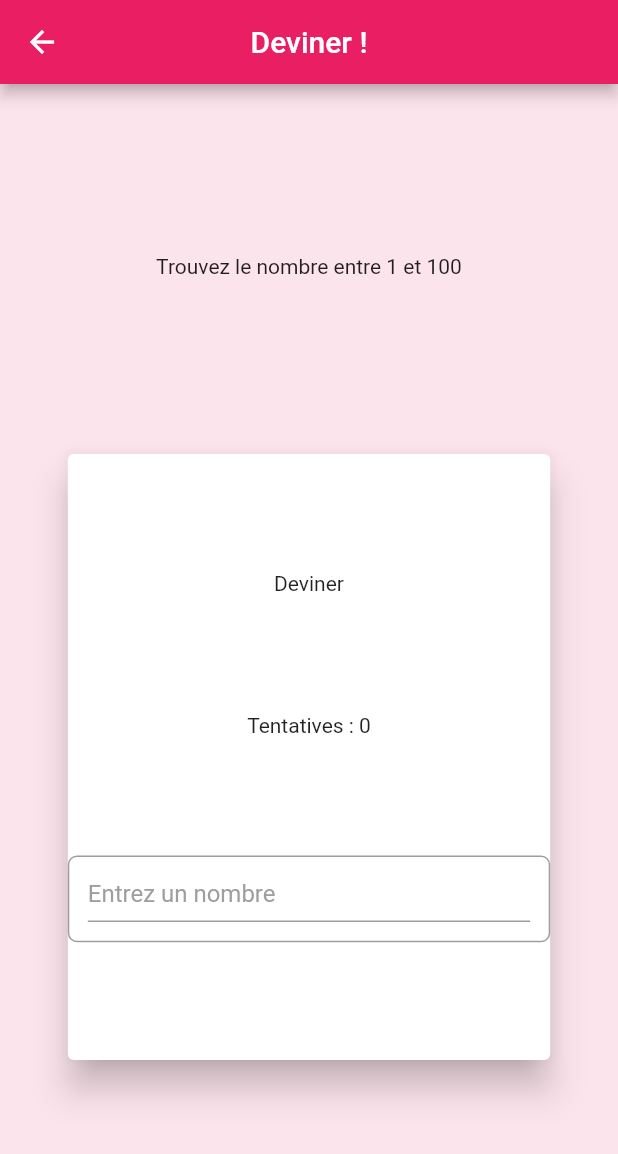
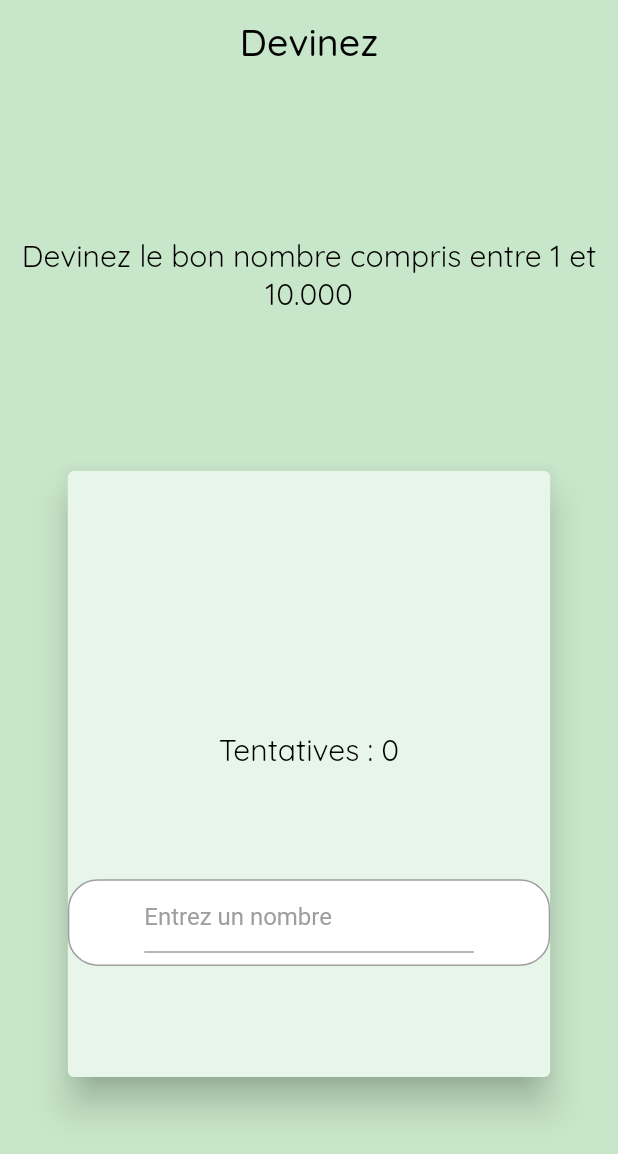
Before and after one commit to Kyrokx/guess, a Flutter app: the screen it shows after launch, after a tap on "Commencer", on a phone screen of 412 x 824 dp. Shown: the top 1154 px of the screen. Run offline on Flutter 3.47's test engine with Material 2 defaults, Android fonts, the phone set to English and light mode, and no system bars; our stand-ins replace google_fonts.

Commit message:
🧬 | commit v2

```diff
--- a/lib/jeu.dart
+++ /dev/null
@@ -1,137 +0,0 @@
-import 'dart:math';
-
-import 'package:flutter/material.dart';
-
-class Jeu extends StatefulWidget {
-  @override
-  State<StatefulWidget> createState() {
-    return new JeuState();
-  }
-}
-
-class JeuState extends State<Jeu> {
-  late TextEditingController controller;
-
-  @override
-  void initState() {
-    controller = TextEditingController()
-      ..addListener(() {
-        setState(() {});
-      });
-    print(random_number);
-    super.initState();
-  }
-
-  @override
-  void dispose() {
-    controller.dispose();
-    super.dispose();
-  }
-
-  int random_number = Random().nextInt(100);
-  String etat = 'Deviner';
-  late int tentative = 0;
-
-  @override
-  Widget build(BuildContext context) {
-    return Scaffold(
-      backgroundColor: Colors.pink.shade50,
-      appBar: new AppBar(
-        title: Text("Deviner !"),
-        centerTitle: true,
-      ),
-      body: Center(
-          child: Column(
-            mainAxisAlignment: MainAxisAlignment.spaceEvenly,
-            children: [
-              Text("Trouvez le nombre entre 1 et 100"),
-              SizedBox(
-                height: MediaQuery.of(context).size.height / 2,
-                width: MediaQuery.of(context).size.width / 1.25,
-                child: Card(
-                  elevation: 10.0,
-                  child: Column(
-                    mainAxisAlignment: MainAxisAlignment.spaceEvenly,
-                    children: [
-                      Text(etat),
-                      Text("Tentatives : ${tentative.toString()}"),
-                      Container(
-                        width: MediaQuery.of(context).size.width * 0.8,
-                        height: MediaQuery.of(context).size.height * 0.07,
-                        padding: EdgeInsets.all(
-                            MediaQuery.of(context).size.width * 0.03),
-                        decoration: BoxDecoration(
-                            borderRadius: BorderRadius.circular(6),
-                            color: Colors.white,
-                            border: Border.all(color: Colors.grey)),
-                        child: TextField(
-                          controller: controller,
-                          onSubmitted: (str) {
-                            setState(() {
-                              validation(int.parse(str));
-                              controller.clear();
-                            });
-                          },
-                          keyboardType: TextInputType.number,
-                          decoration: InputDecoration(
-                              hintText: 'Entrez un nombre',
-                              hintStyle: TextStyle(color: Colors.grey)),
-                        ),
-                      )
-                    ],
-                  ),
-                ),
-              ),
-            ],
-          ),
-        ),
-    );
-  }
-
-  Future<void> alert(msg) async {
-    Widget cancelButton = TextButton(
-      child: Text("ok"),
-      onPressed: () {
-        setState(() {
-          Navigator.pop(context);
-          Navigator.pop(context);
-        });
-      },
-    );
-
-    // set up the AlertDialog
-    AlertDialog alert = AlertDialog(
-      title: Text("Félicitaions 🎉 "),
-      content: Text(msg),
-      actions: [
-        cancelButton,
-      ],
-    );
-
-    // show the dialog
-    showDialog(
-      context: context,
-      builder: (BuildContext context) {
-        return alert;
-      },
-    );
-  }
-
-  validation(str) {
-      tentative++;
-      if (str > random_number) {
-        setState(() {
-          etat = "C'est moins ⬇️ ";
-        });
-      } else if (str < random_number) {
-        setState(() {
-          etat = "C'est plus ⬆️ ";
-        });
-      } else if (str == random_number) {
-        setState(() {
-          etat = "🎉 | Bravo !";
-          alert(" 🎉 Bravo , le nombre était ${random_number} 🎉. Vous avez reussi en ${tentative - 1} tentatives !");
-        });
-      }
-    }
-}
--- a/lib/main.dart
+++ b/lib/main.dart
@@ -1,18 +1,18 @@
 import 'package:flutter/material.dart';
-import 'package:guessing/jeu.dart';
+import 'package:guessing/utils/customText.dart';
+import 'package:guessing/widget/jeu.dart';
 
 void main() {
   runApp(MyApp());
 }
 
 class MyApp extends StatelessWidget {
-
   @override
   Widget build(BuildContext context) {
     return MaterialApp(
       title: 'Geussing',
       theme: ThemeData(
-        primarySwatch: Colors.pink,
+        primarySwatch: Colors.green,
       ),
       routes: {
         '/': (context) => MyHomePage(),
@@ -25,21 +25,14 @@ class MyApp extends StatelessWidget {
 }
 
 class MyHomePage extends StatefulWidget {
-
-
   @override
   State<MyHomePage> createState() => _MyHomePageState();
 }
 
 class _MyHomePageState extends State<MyHomePage> {
-
   @override
   Widget build(BuildContext context) {
     return Scaffold(
-      appBar: AppBar(
-        title: Text("Geussing Game"),
-        centerTitle: true,
-      ),
       body: Center(
         child: Column(
           mainAxisAlignment: MainAxisAlignment.spaceEvenly,
@@ -49,15 +42,42 @@ class _MyHomePageState extends State<MyHomePage> {
               width: 512 / 2,
               child: Image.asset('assets/question.png'),
             ),
-            Text("Trouver le bon nombre",textAlign: TextAlign.center,),
+            Divider(
+              height: 20,
+              thickness: 10,
+              endIndent: 20,
+              indent: 20,
+              color: Colors.lightGreenAccent,
+            ),
+            Row(
+              mainAxisAlignment: MainAxisAlignment.center,
+              children: [
+                Icon(
+                  Icons.question_mark,
+                  color: Colors.lightGreenAccent,
+                  size: 50.00,
+                ),
+                customText(
+                  "Guess",
+                  textAlign: TextAlign.center,
+                  fontSize: 50.00,
+                ),
+              ],
+            ),
+            customText(
+              "Devinez le bon nombre entre 1 et 10.000",
+              fontSize: 20.00,
+            ),
             ElevatedButton(
                 onPressed: () {
                   setState(() {
                     Navigator.pushNamed(context, '/jeu');
                   });
                 },
-                child: Text("Commencer")
-            ),
+                child: customText(
+                  "Commencer",
+                  fontSize: 40.00,
+                )),
           ],
         ),
       ),
--- /dev/null
+++ b/lib/utils/customText.dart
@@ -0,0 +1,19 @@
+import 'package:flutter/material.dart';
+import 'package:google_fonts/google_fonts.dart';
+
+class customText extends Text {
+  customText(String data,
+      {color: Colors.black,
+      textAlign = TextAlign.center,
+      fontSize = 15.0,
+      fontStyle = FontStyle.normal})
+      : super(
+          data = data,
+          textAlign: textAlign,
+          style: new TextStyle(
+              color: color,
+              fontStyle: fontStyle,
+              fontSize: fontSize,
+              fontFamily: GoogleFonts.quicksand().fontFamily),
+        );
+}
--- /dev/null
+++ b/lib/widget/jeu.dart
@@ -0,0 +1,164 @@
+import 'dart:math';
+
+import 'package:flutter/material.dart';
+import 'package:guessing/utils/customText.dart';
+
+class Jeu extends StatefulWidget {
+  @override
+  State<StatefulWidget> createState() {
+    return new JeuState();
+  }
+}
+
+class JeuState extends State<Jeu> {
+  late TextEditingController controller;
+
+  @override
+  void initState() {
+    controller = TextEditingController()
+      ..addListener(() {
+        setState(() {});
+      });
+    print(random_number);
+    super.initState();
+  }
+
+  @override
+  void dispose() {
+    controller.dispose();
+    super.dispose();
+  }
+
+  int random_number = Random().nextInt(10000);
+  String etat = ' ';
+  late int tentative = 0;
+
+  @override
+  Widget build(BuildContext context) {
+    return Scaffold(
+        backgroundColor: Colors.pink.shade50,
+        appBar: new AppBar(
+          automaticallyImplyLeading: false,
+          title: customText(
+            "Devinez",
+            fontSize: 25.0,
+          ),
+          centerTitle: true,
+          backgroundColor: Colors.green[100],
+          elevation: 0.0,
+        ),
+        body: Container(
+          color: Colors.green[100],
+          child: Center(
+            child: Column(
+              mainAxisAlignment: MainAxisAlignment.spaceEvenly,
+              children: [
+                customText(
+                  "Devinez le bon nombre compris entre 1 et 10.000",
+                  fontSize: 20.0,
+                ),
+                SizedBox(
+                  height: MediaQuery.of(context).size.height / 2,
+                  width: MediaQuery.of(context).size.width / 1.25,
+                  child: Card(
+                    color: Colors.green[50],
+                    elevation: 10.0,
+                    child: Column(
+                      mainAxisAlignment: MainAxisAlignment.spaceEvenly,
+                      children: [
+                        customText(
+                          etat,
+                          fontSize: 20.0,
+                        ),
+                        customText(
+                          "Tentatives : ${tentative.toString()}",
+                          fontSize: 20.0,
+                        ),
+                        Container(
+                          width: MediaQuery.of(context).size.width * 0.8,
+                          height: MediaQuery.of(context).size.height * 0.07,
+                          padding: EdgeInsets.only(left: 50.0, right: 50.0),
+                          decoration: BoxDecoration(
+                              borderRadius: BorderRadius.circular(20),
+                              color: Colors.white,
+                              border: Border.all(color: Colors.grey)),
+                          child: TextField(
+                            controller: controller,
+                            onSubmitted: (str) {
+                              setState(() {
+                                validation(int.parse(str));
+                                controller.clear();
+                              });
+                            },
+                            keyboardType: TextInputType.number,
+                            decoration: InputDecoration(
+                                hintText: 'Entrez un nombre',
+                                hintStyle: TextStyle(color: Colors.grey)),
+                          ),
+                        )
+                      ],
+                    ),
+                  ),
+                ),
+              ],
+            ),
+          ),
+        ));
+  }
+
+  Future<void> alert(title, msg, ppp) async {
+    Widget cancelButton = TextButton(
+      child: customText("ok"),
+      onPressed: () {
+        setState(() {
+          if (ppp == true) {
+            Navigator.pop(context);
+            Navigator.pop(context);
+          } else {
+            Navigator.pop(context);
+          }
+        });
+      },
+    );
+
+    // set up the AlertDialog
+    AlertDialog alert = AlertDialog(
+      title: customText(title),
+      content: customText(msg),
+      actions: [cancelButton],
+    );
+
+    // show the dialog
+    showDialog(
+      context: context,
+      builder: (BuildContext context) {
+        return alert;
+      },
+    );
+  }
+
+  validation(str) {
+    tentative++;
+    if (str < 1 || str > 10000) {
+      alert("⚠️ | ERREUR", "⚠️ | Le nombre doit être compris entre 1 et 10.000",
+          false);
+    }
+    if (str > random_number) {
+      setState(() {
+        etat = "C'est moins ⬇️ ";
+      });
+    } else if (str < random_number) {
+      setState(() {
+        etat = "C'est plus ⬆️ ";
+      });
+    } else if (str == random_number) {
+      setState(() {
+        etat = "🎉 | Bravo !";
+        alert(
+            "🎉 | Félicitation",
+            " 🎉 Bravo , le nombre était ${random_number}\n 🎉. Vous avez reussi en ${tentative - 1} tentatives !",
+            true);
+      });
+    }
+  }
+}
--- a/pubspec.yaml
+++ b/pubspec.yaml
@@ -30,6 +30,8 @@ dependencies:
   flutter:
     sdk: flutter
   flutter_launcher_icons: ^0.9.3
+  google_fonts: ^2.3.1
+
 
 flutter_icons:
   android: "launcher_icon"
```
Also changed, not shown: pubspec.lock.
